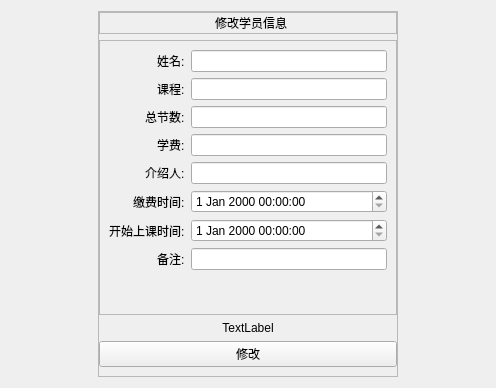
First picture: the form in modifystuinfo.ui, repository liu-delong/StudentManager, before the edit.
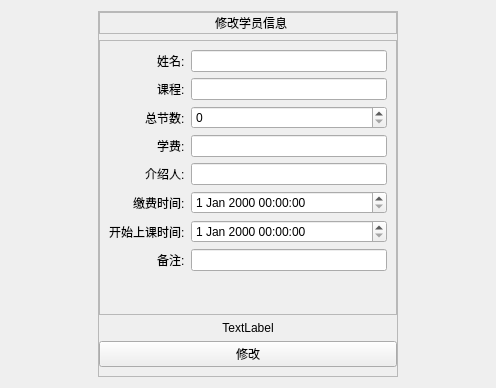
Second picture: the form after the edit.

```diff
--- a/modifystuinfo.ui
+++ b/modifystuinfo.ui
@@ -156,16 +156,6 @@
             </property>
            </widget>
           </item>
-          <item row="2" column="1">
-           <widget class="QLineEdit" name="lineEdit_total">
-            <property name="inputMask">
-             <string/>
-            </property>
-            <property name="clearButtonEnabled">
-             <bool>false</bool>
-            </property>
-           </widget>
-          </item>
           <item row="3" column="0">
            <widget class="QLabel" name="label_price">
             <property name="text">
@@ -224,6 +214,9 @@
           <item row="7" column="1">
            <widget class="QLineEdit" name="lineEdit_msg"/>
           </item>
+          <item row="2" column="1">
+           <widget class="QSpinBox" name="spinBox_total"/>
+          </item>
          </layout>
         </widget>
        </widget>
```
